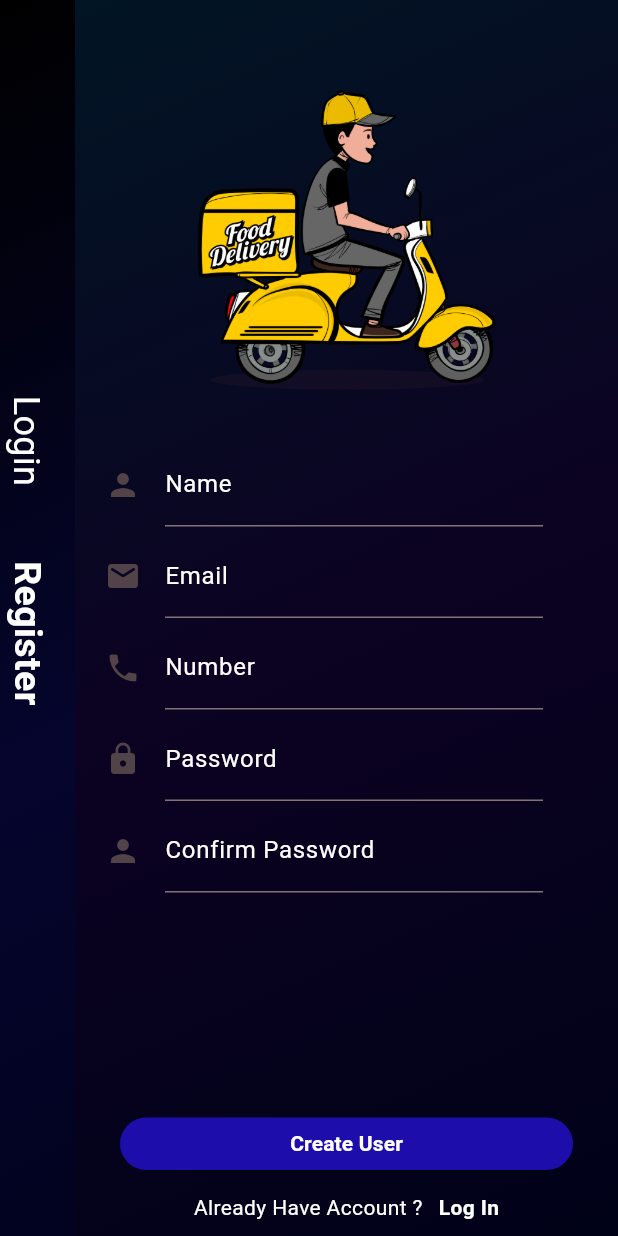
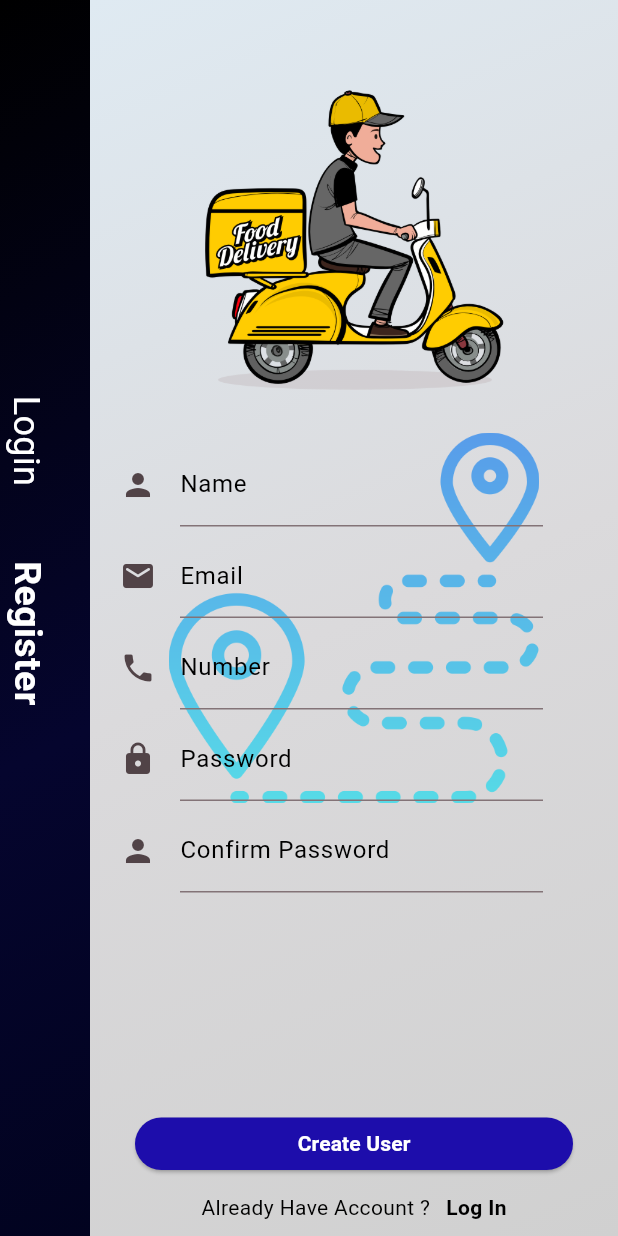
Before and after one commit to COOKSTOLO/App-de-Tipo-Uber-con-Flutter--main, a Flutter app: the screen it shows after launch, after a tap on "Register", on a phone screen of 412 x 824 dp. Run offline on Flutter 3.47's test engine with Material 3 defaults, Android fonts, the phone set to English and light mode, and no system bars.

Commit message:
cambie el color y termine pagina register

```diff
--- a/lib/src/presentation/Pages/Auth/Login/LoginContent/LoginContent.dart
+++ b/lib/src/presentation/Pages/Auth/Login/LoginContent/LoginContent.dart
@@ -99,12 +99,14 @@ class LoginContent extends StatelessWidget {
                 // TextField de Email
                 DefaultTextField(
                   text: 'Email',
-                  icon: Icons.email
+                  icon: Icons.email,
+                  color: Colors.white,
                   ),
 
                 DefaultTextField(
-                  text: 'Email',
-                  icon: Icons.lock
+                  text: 'Password',
+                  icon: Icons.lock,
+                  color: Colors.white,
                   ),
 
                 Container(
--- a/lib/src/presentation/Pages/Auth/register/Registercontent.dart
+++ b/lib/src/presentation/Pages/Auth/register/Registercontent.dart
@@ -38,22 +38,24 @@ class Registercontent extends StatelessWidget {
         ),
 
         Container(
-          margin: EdgeInsets.only(left: 50, ),
+          margin: EdgeInsets.only(left: 60, ),
           decoration: const BoxDecoration(
             gradient: LinearGradient(
               begin: Alignment.topLeft,
               end:Alignment.bottomRight,
               colors: [
-                const Color.fromARGB(255, 1, 21, 36),
-                const Color.fromARGB(255, 12, 2, 34),
-                const Color.fromARGB(255, 0, 2, 24)
+                Color.fromARGB(255, 223, 234, 242),
+                Color.fromARGB(255, 219, 218, 220),
+                Color.fromARGB(255, 208, 208, 208)
               ]
             )
           ),
-          child: Column(
+          child: Stack(
+            children: [
+              _ImageBackground(context),
+              Column(
                 children: [
                   _imageBanner(),
-
                   DefaultTextField(
                     text: 'Name',
                     icon: Icons.person,
@@ -101,8 +103,22 @@ class Registercontent extends StatelessWidget {
                 ],
 
               ),
-        )
             ],
+          ),
+        ),
+      ],
+    );
+  }
+
+  Widget _ImageBackground(BuildContext context){
+    return Container(
+      alignment: Alignment.center,
+      child: Image.asset(
+        'assets/img/destination.png',
+        width: MediaQuery.of(context).size.width * 0.6,
+        height: MediaQuery.of(context).size.height * 0.6,
+        opacity: AlwaysStoppedAnimation(0.6),
+      ),
     );
   }
 
@@ -112,7 +128,7 @@ class Registercontent extends StatelessWidget {
                   children:[
                   Text("Already Have Account ? ",
                   style: TextStyle(
-                    color: Colors.white
+                    color: Colors.black
                    ),
                   ),
                   SizedBox
@@ -124,7 +140,7 @@ class Registercontent extends StatelessWidget {
                     },
                     child: Text("Log In",
                     style: TextStyle(
-                      color : Colors.white,
+                      color : Colors.black,
                       fontWeight: FontWeight.bold
                     ),
                     ),
--- a/lib/src/presentation/widgets/DefaultTextField.dart
+++ b/lib/src/presentation/widgets/DefaultTextField.dart
@@ -5,11 +5,14 @@ class DefaultTextField extends StatelessWidget{
 
     String text;
     IconData icon;
+    Color color;
     EdgeInsetsGeometry Margin;
+
 
     DefaultTextField({
       required this.text,
       required this.icon,
+      this.color = Colors.black,
       this.Margin = const EdgeInsets.only(left: 20, right: 20),
 
     });
@@ -22,7 +25,7 @@ class DefaultTextField extends StatelessWidget{
                     decoration: InputDecoration(
                       label: Text(text,
                       style:TextStyle(
-                        color: Colors.white
+                        color: color,
                       )
                       ),
                        icon: Icon(
```
Lines whose indentation alone changed are shown as unchanged.
